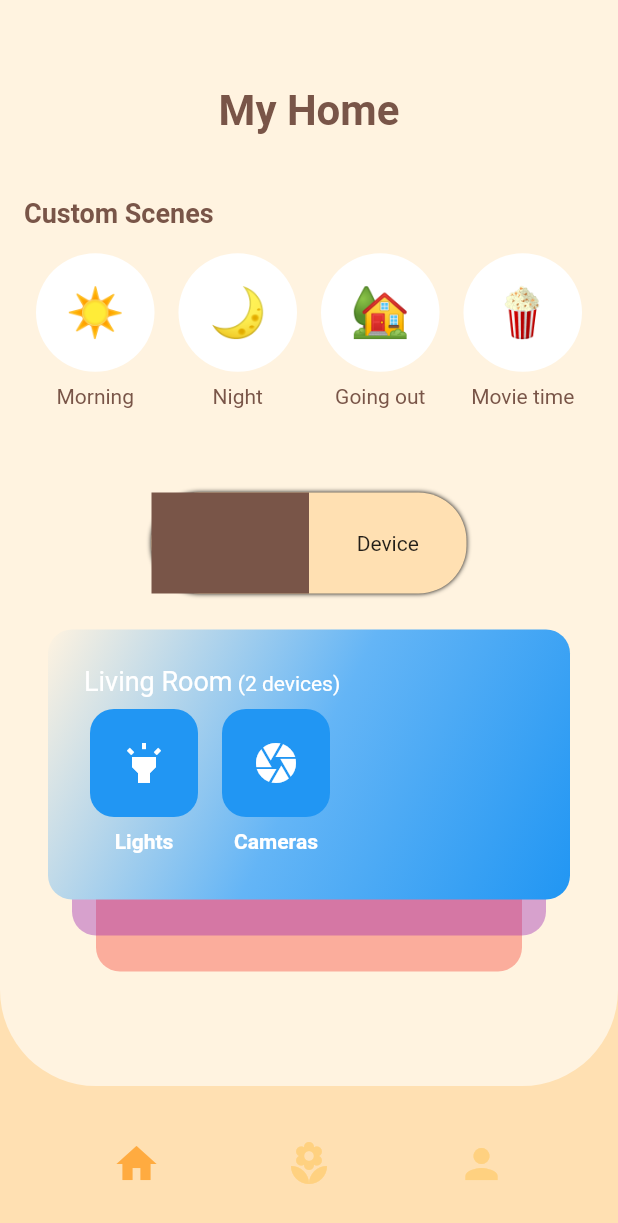
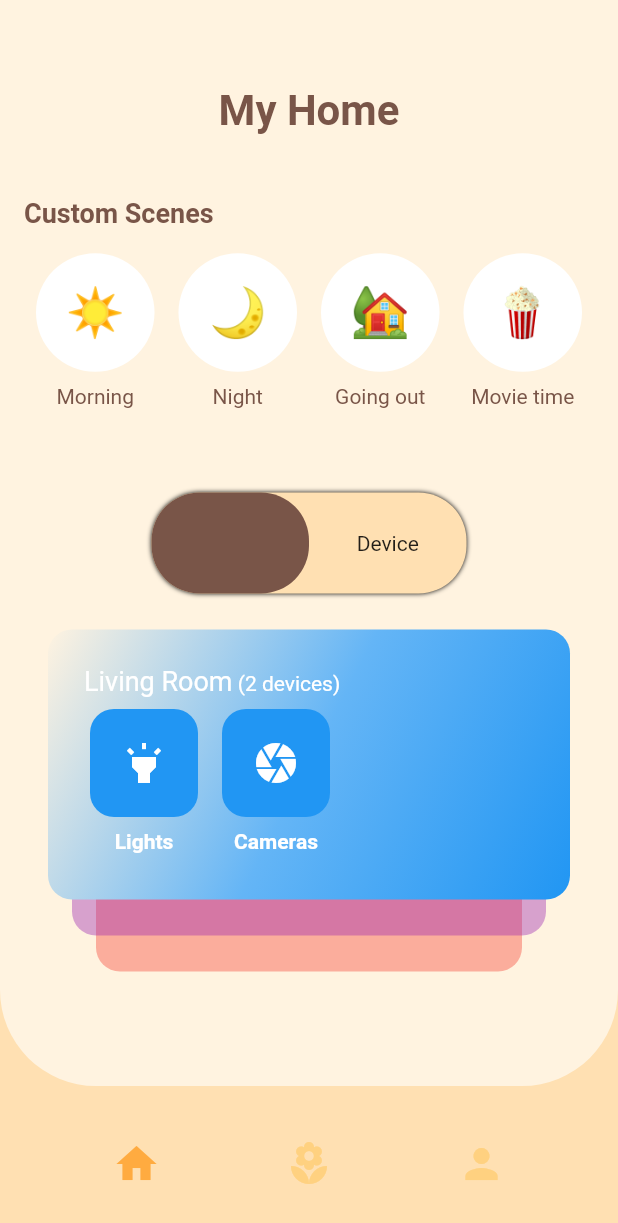
Before and after one commit to JAICHANGPARK/flutter_notebook_7th_story, a Flutter app: the screen it shows after launch, on a phone screen of 412 x 824 dp. Shown: the top 1223 px of the screen. Run offline on Flutter 3.47's test engine with Material 2 defaults, Android fonts, the phone set to English and light mode, and no system bars; our stand-ins replace charts_flutter, google_fonts.

Commit message:
Update smart_home_main_page.dart

```diff
--- a/lib/ep520_smart_home_app/smart_home_main_page.dart
+++ b/lib/ep520_smart_home_app/smart_home_main_page.dart
@@ -170,7 +170,7 @@ class _SmartHomeMainPageState extends State<SmartHomeMainPage> {
                                     child: Container(
                                       decoration: BoxDecoration(
                                         color: Colors.brown,
-                                        borderRadius:
+                                        borderRadius: BorderRadius.circular(32)
                                       ),
                                     ),
                                   ),
```
